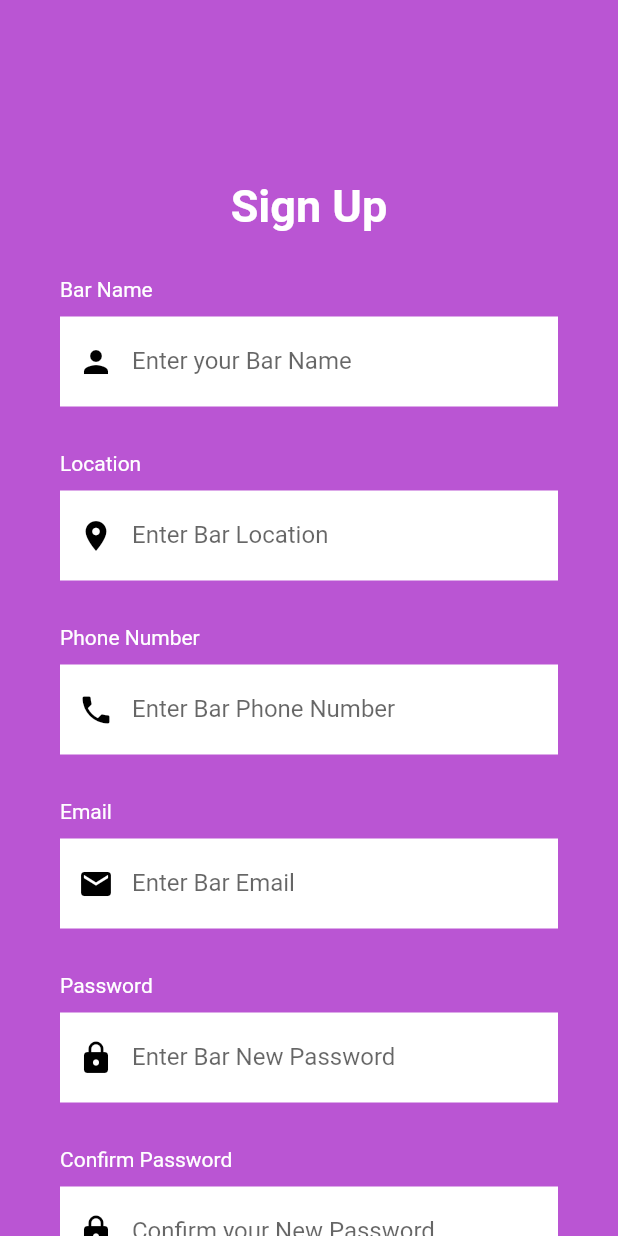
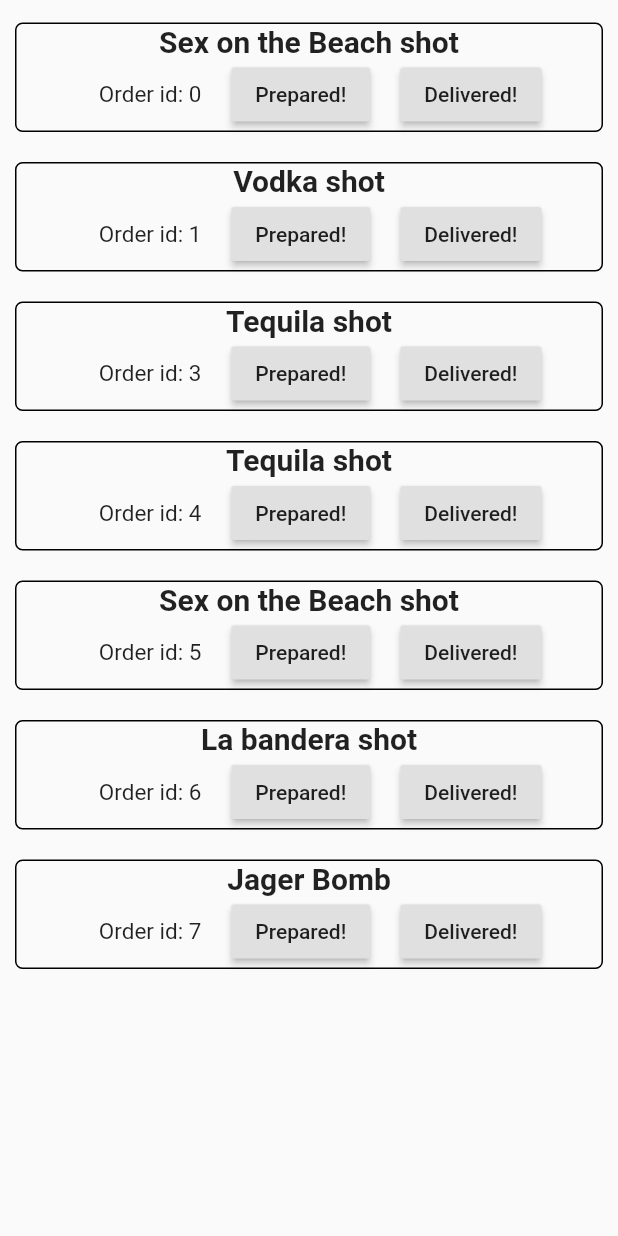
Before and after one commit to eduserrato/final_project_business_UI, a Flutter app: the screen it shows after launch, on a phone screen of 412 x 824 dp. Run offline on Flutter 3.47's test engine with Material 2 defaults, Android fonts, the phone set to English and light mode, and no system bars; Roboto replaces fonts that are missing (OpenSans).

Commit message:
list of orders ready

```diff
--- a/lib/list_of_orders_page.dart
+++ b/lib/list_of_orders_page.dart
@@ -0,0 +1,128 @@
+import 'package:flutter/material.dart';
+import 'package:final_project_business_ui/model/order_item.dart';
+import 'package:final_project_business_ui/main.dart';
+
+class OrdersScreen extends StatefulWidget {
+  @override
+  _OrdersScreenState createState() => _OrdersScreenState();
+}
+
+class _OrdersScreenState extends State<OrdersScreen> {
+  @override
+  Widget build(BuildContext context) {
+    return Scaffold(
+      body: SafeArea(child:
+      Container(
+        child: ListView(children: <Widget>[
+          SizedBox(height: 5,),
+          for(var orderItem in orderItemList.orderItems)
+          Builder(builder: (context){
+            return OrderContainer(orderItem: orderItem); // .........................here add the orderItem
+          },)
+        ],)
+      )
+      ),
+
+    );
+  }
+}
+
+class OrderContainer extends StatelessWidget {
+
+  OrderContainer({
+    @required this.orderItem,
+  });
+
+  final orderItem;
+
+  @override
+  Widget build(BuildContext context) {
+    return Oitems(
+      drink_id: orderItem.drink_id,
+      drink_name: orderItem.drink_name,
+      order_id: orderItem.order_id,
+      prepared: orderItem.prepared,
+      delivered: orderItem.delivered,
+    );
+  }
+}
+
+class Oitems extends StatelessWidget {
+
+  Oitems({
+  @required this.drink_name,
+    @required this.drink_id,
+    @required this.order_id,
+    this.prepared,
+    this.delivered,
+  });
+
+  String drink_name;
+  int drink_id;
+  int order_id;
+  bool prepared;
+  bool delivered;
+
+
+  @override
+  Widget build(BuildContext context) {
+    return Column(
+      children: <Widget>[
+
+            Container(
+
+              margin: const EdgeInsets.all(10),
+              decoration: myBoxDecoration() ,
+              child:Column(
+                children: <Widget>[
+                Text("$drink_name", style: TextStyle(
+                  fontSize: 20,
+                fontWeight: FontWeight.bold,
+
+              ),),
+              Row( mainAxisAlignment: MainAxisAlignment.center,
+                children: <Widget>[
+                Text("    Order id: $order_id", style: TextStyle(
+                  fontSize: 15
+                ),),
+                Padding(padding: EdgeInsets.fromLTRB(10, 5,10, 20)),
+                RaisedButton(
+                  onPressed:(){
+                    prepared = !prepared;
+                    print(prepared);
+
+                  },
+                  child: Text("Prepared!"),
+                ),
+                Padding(padding: EdgeInsets.fromLTRB(10, 5, 10, 25)),
+                RaisedButton(
+                  onPressed:(){
+                    delivered = !delivered;
+                    print(delivered);
+
+                  },
+                  child: Text("Delivered!"),
+                ),
+              ],)
+                ],
+            ),
+
+
+
+
+        )
+
+      ],
+    );
+  }
+}
+
+BoxDecoration myBoxDecoration(){
+  return BoxDecoration(
+
+    borderRadius: BorderRadius.all(
+      Radius.circular(5)
+    ),
+    border: Border.all()
+  );
+}
--- a/lib/main.dart
+++ b/lib/main.dart
@@ -1,6 +1,7 @@
 import 'package:flutter/material.dart';
 import 'package:final_project_business_ui/sign_in_page.dart';
 import 'package:final_project_business_ui/sign_up_page.dart';
+import 'package:final_project_business_ui/list_of_orders_page.dart';
 
 void main() => runApp(MyApp());
 
@@ -22,7 +23,7 @@ class MyApp extends StatelessWidget {
         // is not restarted.
         primarySwatch: Colors.blue,
       ),
-      home: SignUpScreen(),
+      home: OrdersScreen(),
     );
   }
 }
```
